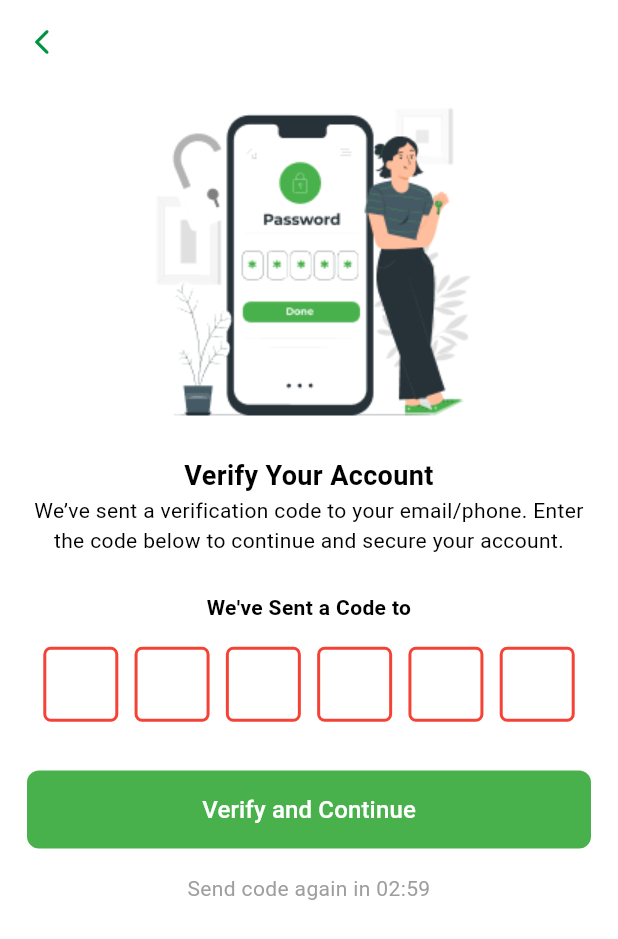
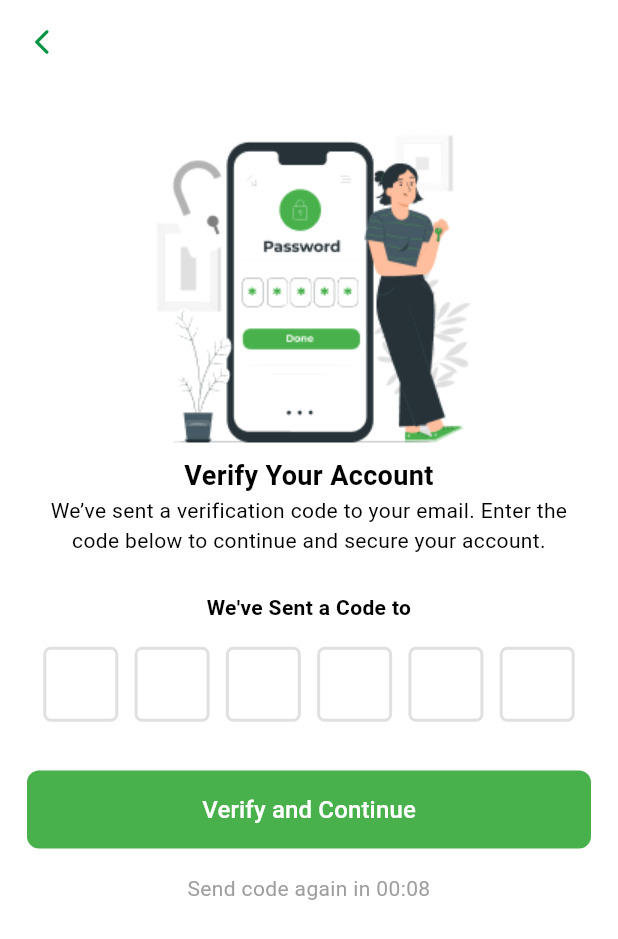
Before and after one commit to NahidAlamRahat/sierrahilbun-project, a Flutter app: the CreatePassVerifyOtpScreen screen opened by its route, on a phone screen of 412 x 824 dp. Shown: the top 939 px of the screen. Run offline on Flutter 3.47's test engine with Material 3 defaults, Android fonts, the phone set to English and light mode, and no system bars; drawn by our look-alikes of pin_code_fields; our stand-ins replace cached_network_image, device_preview, dio, flutter_cache_manager, flutter_svg, get and 3 more; accounts and stored records are empty; Roboto replaces fonts that are missing (Poppins).

Commit message:
added otp verify and resend

```diff
--- a/lib/constants/api_urls.dart
+++ b/lib/constants/api_urls.dart
@@ -17,4 +17,8 @@ class ApiUrls {
   static const String login = "auth/login";
   //signUp
   static const String signUp = "user";
+  //verify User
+  static const String verifyOtp = "/auth/verify-email";
+  //resend OTP
+  static const String resendOtp = "/auth/resend-otp";
 }
--- a/lib/routes/bindings.dart
+++ b/lib/routes/bindings.dart
@@ -1,5 +1,6 @@
 // app_bindings.dart
 import 'package:get/get.dart';
+import 'package:sierrahilbun/screens/auth/create_pass_verify_otp_screen/controller/create_pass_verify_otp_screen_controller.dart';
 
 import '../screens/home_screen/controller/home_controller.dart';
 
@@ -8,6 +9,7 @@ class AppBindings extends Bindings {
   void dependencies() {
     Get.lazyPut(() => HomeController());
     // Get.lazyPut(() => ApplicationDetailsController());
-
+    //otp
+    Get.lazyPut(() => CreatePassVerifyOtpScreenController());
   }
 }
--- a/lib/screens/auth/create_pass_verify_otp_screen/create_pass_verify_otp_screen.dart
+++ b/lib/screens/auth/create_pass_verify_otp_screen/create_pass_verify_otp_screen.dart
@@ -16,139 +16,101 @@ import '../../terms_condition_screen/terms_condition_screen.dart';
 import 'controller/create_pass_verify_otp_screen_controller.dart';
 
 class CreatePassVerifyOtpScreen extends StatelessWidget {
+  CreatePassVerifyOtpScreen({super.key});
 
-  CreatePassVerifyOtpScreenController controller = Get.put(CreatePassVerifyOtpScreenController());
-
-
-
+  final CreatePassVerifyOtpScreenController controller = Get.find<CreatePassVerifyOtpScreenController>();
 
   @override
   Widget build(BuildContext context) {
-
-
     return Scaffold(
       appBar: AppbarWidget(),
       backgroundColor: Colors.white,
-
       body: SingleChildScrollView(
-        child: Column(
-          children: [
-
-             Image.asset(AppImagePath.otpImage),
-
-            Padding(
         padding: const EdgeInsets.all(18.0),
         child: Column(
           children: [
-
-                  TextWidget(text: "Verify Your Account",
+            Image.asset(AppImagePath.otpImage),
+            const TextWidget(
+              text: "Verify Your Account",
               fontSize: 18,
               fontWeight: FontWeight.w700,
             ),
-
-                  TextWidget(
-                    text: "We’ve sent a verification code to your email/phone. Enter the code below to continue and secure your account.",
+            const TextWidget(
+              text:
+                  "We’ve sent a verification code to your email. Enter the code below to continue and secure your account.",
               fontSize: 14,
               fontWeight: FontWeight.w400,
             ),
             SizedBox(height: AppSize.height(value: 30)),
-
-
             TextWidget(
               text: "We've Sent a Code to ${controller.email}",
               fontSize: 14,
               fontWeight: FontWeight.w700,
             ),
+            SizedBox(height: AppSize.height(value: 20)),
+            _buildPinCodeTextField(context),
+            SizedBox(height: AppSize.height(value: 20)),
+
+            // --- UPDATED BUTTON & LOADING INDICATOR ---
+            Obx(() {
+              return controller.isLoading.value
+                  ? const Center(
+                      child: CircularProgressIndicator(
+                        color: AppColors.commonButtonColor,
+                      ),
+                    )
+                  : ButtonWidget(
+                      backgroundColor: const Color.fromRGBO(72, 177, 76, 1),
+                      onPressed: controller
+                          .onTapVerifyButton, // <-- Connect to controller method
+                      label: "Verify and Continue",
+                      buttonWidth: double.infinity,
+                      buttonRadius: const BorderRadius.all(Radius.circular(8)),
+                    );
+            }),
 
             SizedBox(height: AppSize.height(value: 20)),
 
-                  _buildPinCodeTextField(context),
-
-                  SizedBox(height: AppSize.height(value: 20)),
-
-
-                  ButtonWidget(
-                    backgroundColor: Color.fromRGBO(72, 177, 76, 1),
-                    onPressed: (){
-                      Get.toNamed(AppRoutes.locationScreen);
-                    },
-                    label: "Verify and Continue",
-                    buttonWidth: double.infinity,
-                    buttonRadius: const BorderRadius.all(Radius.circular(8)),
-                  ),
-
-                  SizedBox(height: AppSize.height(value: 20)),
-
+            // --- RESEND CODE LOGIC ---
             Obx(() {
-                    return TextWidget(
-                      text: controller.canResend.value
-                          ? 'Remaining Time 00.00'
-                          : "Send code again in ${controller.formatTime()}",
-                      fontColor: controller.canResend.value
-                          ? Colors.grey
-                          : Colors.grey.shade500,
-                      fontSize: 14,
-                      fontWeight: FontWeight.w400,
-                    );
-                  }),
-
-                  const SpaceWidget(spaceHeight: 12),
-                  Obx(() {
-                    // Debugging check
-                    if (controller.canResend.value) {
-                      appLog("Resend Code Button is now visible!");
-                    }
               return controller.canResend.value
-                        ? Padding(
-                      padding:
-                      const EdgeInsets.symmetric(horizontal: 8),
-                      child: Row(
+                  ? Row(
                       mainAxisAlignment: MainAxisAlignment.center,
                       children: [
                         const TextWidget(
-                            text: "Didn't receive code?'",
+                          text: "Didn't receive code?",
                           fontColor: Colors.grey,
                           fontSize: 12,
                           fontWeight: FontWeight.w400,
-                            maxLines: 1,
                         ),
                         const SpaceWidget(spaceWidth: 6),
                         TextButtonWidget(
-                            onPressed: () {
-                              controller.resendCode();
-                            },
+                          onPressed: controller
+                              .resendCode, // <-- Connect to controller method
                           text: 'Resend',
                           textColor: AppColors.commonButtonColor,
                           fontSize: 16,
                           fontWeight: FontWeight.w700,
                         ),
                       ],
-                      ),
                     )
-                        : const SizedBox.shrink();
+                  : TextWidget(
+                      text: "Send code again in ${controller.formatTime()}",
+                      fontColor: Colors.grey.shade500,
+                      fontSize: 14,
+                      fontWeight: FontWeight.w400,
+                    );
             }),
-
-                ],
-              ),
-            ),
-
           ],
         ),
       ),
     );
   }
+
   Widget _buildPinCodeTextField(BuildContext context) {
     return Form(
       key: controller.formKey,
       child: PinCodeTextField(
-        ///validator
-        // validator: (value) {
-        //   if(value?.trim().isEmpty == true){
-        //     return 'Enter Correct Otp';
-        //   }
-        //   return null;
-        // } ,
-
         length: 6,
         mainAxisAlignment: MainAxisAlignment.spaceEvenly,
         obscureText: false,
@@ -161,7 +123,11 @@ class CreatePassVerifyOtpScreen extends StatelessWidget {
           fieldWidth: 50,
           activeFillColor: Colors.white,
           inactiveFillColor: Colors.white,
-            selectedFillColor: Colors.white),
+          selectedFillColor: Colors.white,
+          activeColor: AppColors.commonButtonColor,
+          inactiveColor: Colors.grey.shade300,
+          selectedColor: AppColors.commonButtonColor,
+        ),
         animationDuration: const Duration(milliseconds: 300),
         backgroundColor: Colors.transparent,
         enableActiveFill: true,
@@ -170,5 +136,4 @@ class CreatePassVerifyOtpScreen extends StatelessWidget {
       ),
     );
   }
-
 }
```
Also changed, not shown: lib/model/otp_response_model.dart (added, +13 -0 lines), lib/routes/route_manager.dart (+17 -22 lines), lib/screens/auth/create_pass_verify_otp_screen/controller/create_pass_verify_otp_screen_controller.dart (+88 -74 lines), lib/screens/auth/location_screen/location_screen.dart (deleted, +0 -167 lines), lib/services/repository/auth_repository/auth_repository.dart (+46 -0 lines). Lines whose indentation alone changed are shown as unchanged.
